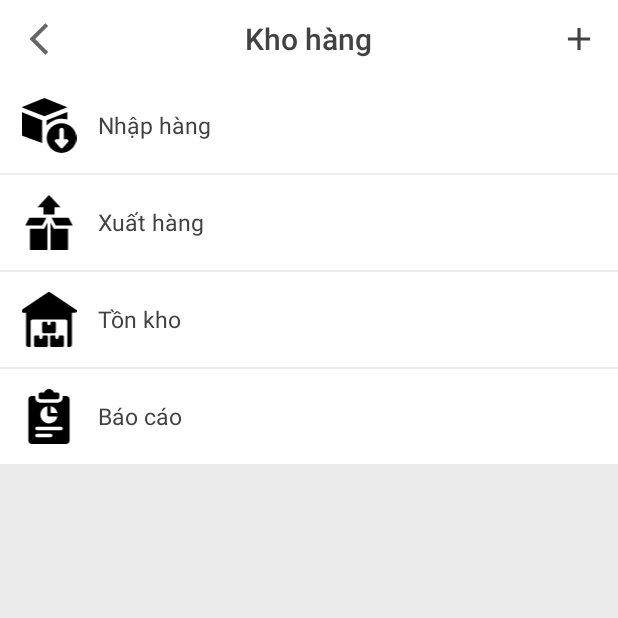
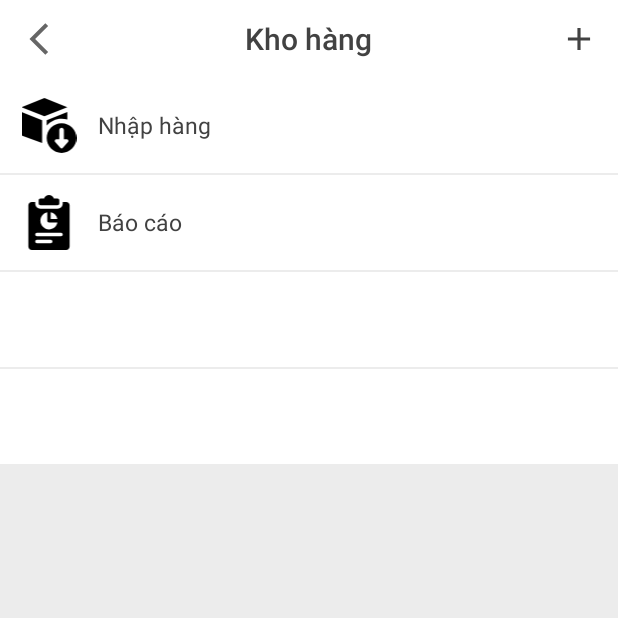
Before and after one commit to tuananhbn101/Canifa_Shopping, an Android app: the WarehouseManagerActivity screen opened directly, with no data from a screen before it, on a phone screen of 412 x 824 dp, the top half of it. Run offline under Robolectric (Android 15) with nearby library versions, the phone set to English and light mode, and no system bars; our stand-ins replace data binding, sdp/ssp sizes.

Commit message:
update done

```diff
--- a/app/src/main/AndroidManifest.xml
+++ b/app/src/main/AndroidManifest.xml
@@ -11,6 +11,8 @@
         android:requestLegacyExternalStorage="true"
         android:supportsRtl="true"
         android:theme="@style/Theme.Canifa_Shop">
+        <activity android:name=".Manager.ImportProductActivity"/>
+        <activity android:name=".Manager.WarehouseReportActivity"/>
         <activity android:name=".Bill.BillDetailActivity"></activity>
         <activity android:name=".Emplyee.EmployeeManagerActivity" />
         <activity android:name=".Account.AcountManagerActivity" />
--- a/app/src/main/java/com/example/canifa_shop/Manager/WarehouseManagerActivity.java
+++ b/app/src/main/java/com/example/canifa_shop/Manager/WarehouseManagerActivity.java
@@ -3,6 +3,7 @@ package com.example.canifa_shop.Manager;
 import androidx.appcompat.app.AppCompatActivity;
 import androidx.databinding.DataBindingUtil;
 
+import android.content.Intent;
 import android.os.Bundle;
 import android.view.View;
 import android.widget.ImageView;
--- a/app/src/main/java/com/example/canifa_shop/Product/ProductDetailActivity.java
+++ b/app/src/main/java/com/example/canifa_shop/Product/ProductDetailActivity.java
@@ -147,7 +147,7 @@ public class ProductDetailActivity extends AppCompatActivity {
             String note = binding.etNote.getText().toString().trim();
             int amount = Integer.valueOf(binding.etAmountProduct.getText().toString().trim());
             String type = binding.spType.getSelectedItem().toString();
-            if (!checkHasBardCode(code)) {
+            if (checkHasBardCode(code)) {
                 Toast.makeText(getApplicationContext(), "Mã sản phẩm đã tồn tại", Toast.LENGTH_SHORT).show();
             } else {
                 if(checkPrice(priceImport,priceSell)){
@@ -256,6 +256,7 @@ public class ProductDetailActivity extends AppCompatActivity {
         for (Product product : productList) {
             if (product.getBardCode().equals(bardCode)) {
                 has  = true;
+                break;
             } else has = false;
         }
        return has;
--- a/app/src/main/res/layout/activity_warehouse_manager.xml
+++ b/app/src/main/res/layout/activity_warehouse_manager.xml
@@ -33,48 +33,6 @@
                 android:layout_height="1dp"
                 android:background="@color/colorGrayLight"/>
             <LinearLayout
-                android:layout_width="match_parent"
-                android:layout_height="0dp"
-                android:id="@+id/btnExportProduct"
-                android:layout_weight="1">
-                <ImageView
-                    android:layout_width="@dimen/_50sdp"
-                    android:layout_height="match_parent"
-                    android:src="@drawable/ic_export"
-                    android:padding="@dimen/_10sdp"/>
-                <TextView
-                    android:layout_width="wrap_content"
-                    android:layout_height="match_parent"
-                    android:text="Xuất hàng"
-                    style="@style/text15"
-                    android:gravity="center_vertical"/>
-            </LinearLayout>
-            <TextView
-                android:layout_width="match_parent"
-                android:layout_height="1dp"
-                android:background="@color/colorGrayLight"/>
-            <LinearLayout
-                android:id="@+id/btnInventoryProduct"
-                android:layout_width="match_parent"
-                android:layout_height="0dp"
-                android:layout_weight="1">
-                <ImageView
-                    android:layout_width="@dimen/_50sdp"
-                    android:layout_height="match_parent"
-                    android:src="@drawable/ic_invetory"
-                    android:padding="@dimen/_10sdp"/>
-                <TextView
-                    android:layout_width="wrap_content"
-                    android:layout_height="match_parent"
-                    android:text="Tồn kho"
-                    style="@style/text15"
-                    android:gravity="center_vertical"/>
-            </LinearLayout>
-            <TextView
-                android:layout_width="match_parent"
-                android:layout_height="1dp"
-                android:background="@color/colorGrayLight"/>
-            <LinearLayout
                 android:id="@+id/btnReport"
                 android:layout_width="match_parent"
                 android:layout_height="0dp"
@@ -91,6 +49,29 @@
                     style="@style/text15"
                     android:gravity="center_vertical"/>
             </LinearLayout>
+            <TextView
+                android:layout_width="match_parent"
+                android:layout_height="1dp"
+                android:background="@color/colorGrayLight"/>
+            <LinearLayout
+                android:layout_width="match_parent"
+                android:layout_height="0dp"
+
+                android:layout_weight="1">
+
+            </LinearLayout>
+            <TextView
+                android:layout_width="match_parent"
+                android:layout_height="1dp"
+                android:background="@color/colorGrayLight"/>
+            <LinearLayout
+
+                android:layout_width="match_parent"
+                android:layout_height="0dp"
+                android:layout_weight="1">
+
+            </LinearLayout>
+
         </LinearLayout>
         <LinearLayout
             android:background="@color/colorGrayLight"
```
Also changed, not shown: app/src/main/java/com/example/canifa_shop/Manager/ImportProductActivity.java (+14 -7 lines).
